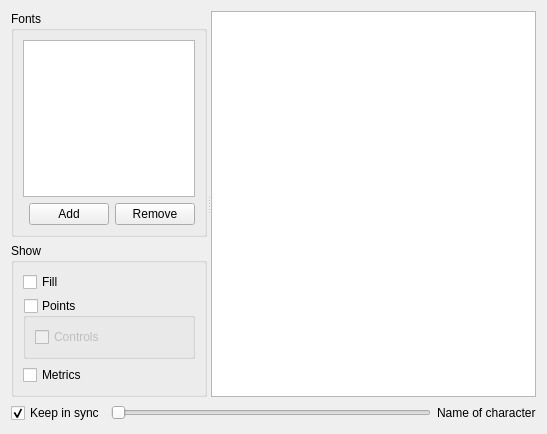
This is src/comparewidget.ui in fontmatrix/fontmatrix as Qt 5 draws it before an edit. The edited form follows.
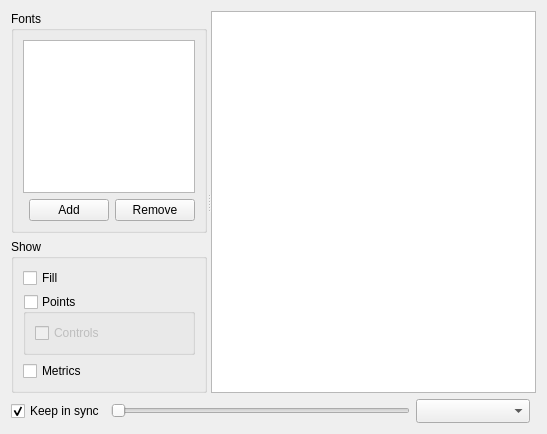
This is the edited form. Custom widgets are drawn as their Qt base class.

Commit message: Added - a combobox to test if it’s better input than the slider in compare widget

What changed in the file:
```diff
--- a/src/comparewidget.ui
+++ b/src/comparewidget.ui
@@ -13,7 +13,7 @@
    <string>Form</string>
   </property>
   <layout class="QGridLayout" name="gridLayout_3" >
-   <item row="0" column="0" colspan="3" >
+   <item row="0" column="0" colspan="4" >
     <widget class="QSplitter" name="splitter" >
      <property name="orientation" >
       <enum>Qt::Horizontal</enum>
@@ -157,13 +157,6 @@
      </property>
     </widget>
    </item>
-   <item row="1" column="2" >
-    <widget class="QLabel" name="compareCharName" >
-     <property name="text" >
-      <string>Name of character</string>
-     </property>
-    </widget>
-   </item>
    <item row="1" column="0" >
     <widget class="QCheckBox" name="compareSyncChars" >
      <property name="text" >
@@ -174,6 +167,19 @@
      </property>
     </widget>
    </item>
+   <item row="1" column="2" >
+    <widget class="QComboBox" name="compareCharBox" >
+     <property name="maxVisibleItems" >
+      <number>12</number>
+     </property>
+     <property name="sizeAdjustPolicy" >
+      <enum>QComboBox::AdjustToMinimumContentsLengthWithIcon</enum>
+     </property>
+     <property name="minimumContentsLength" >
+      <number>8</number>
+     </property>
+    </widget>
+   </item>
   </layout>
  </widget>
  <customwidgets>
```
The commit also changes 2 other files.
